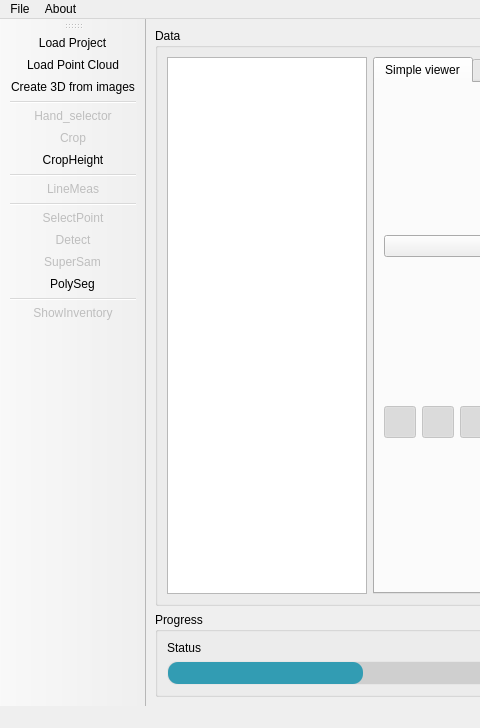
Old version of the form ui/volume.ui in the repository s-du/SkyStock; both pictures show x 0 to 480 and y 0 to 728 of the 1003 by 728 pixel window.
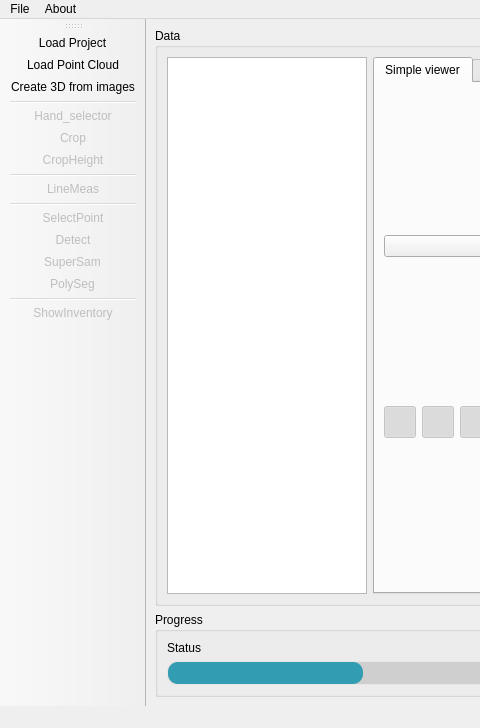
New version of the form.

Commit message: Add load project

```diff
--- a/ui/volume.ui
+++ b/ui/volume.ui
@@ -423,6 +423,9 @@
    </property>
   </action>
   <action name="actionCropHeight">
+   <property name="enabled">
+    <bool>false</bool>
+   </property>
    <property name="text">
     <string>CropHeight</string>
    </property>
@@ -439,6 +442,9 @@
    </property>
   </action>
   <action name="actionPolySeg">
+   <property name="enabled">
+    <bool>false</bool>
+   </property>
    <property name="text">
     <string>PolySeg</string>
    </property>
```
The commit also changes 2 other files.
